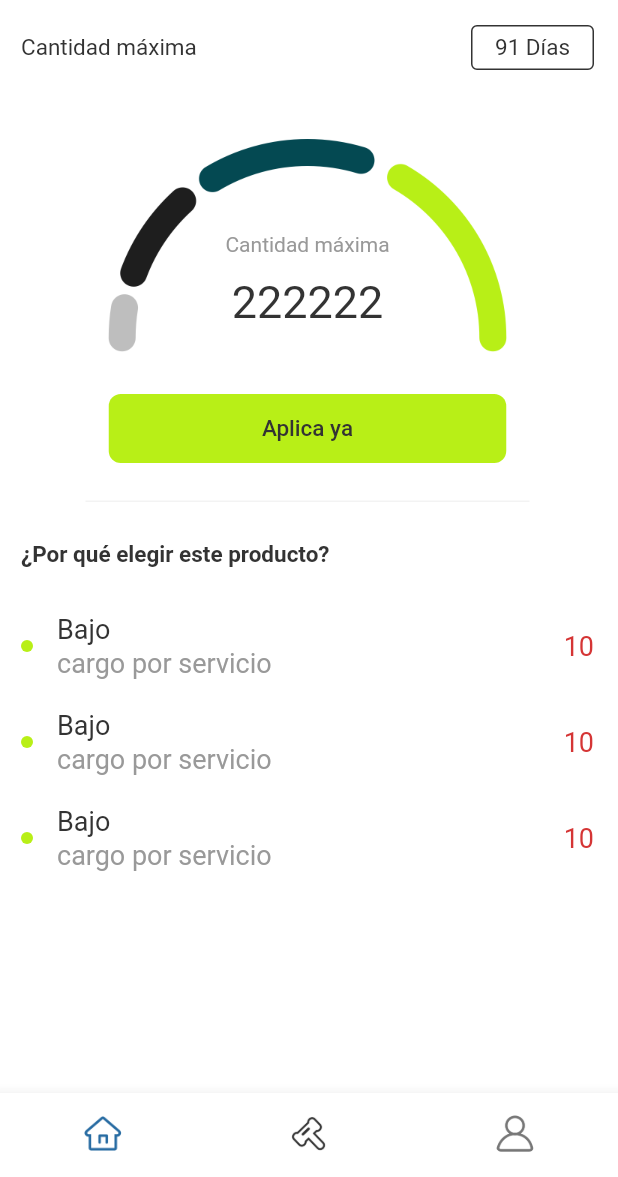
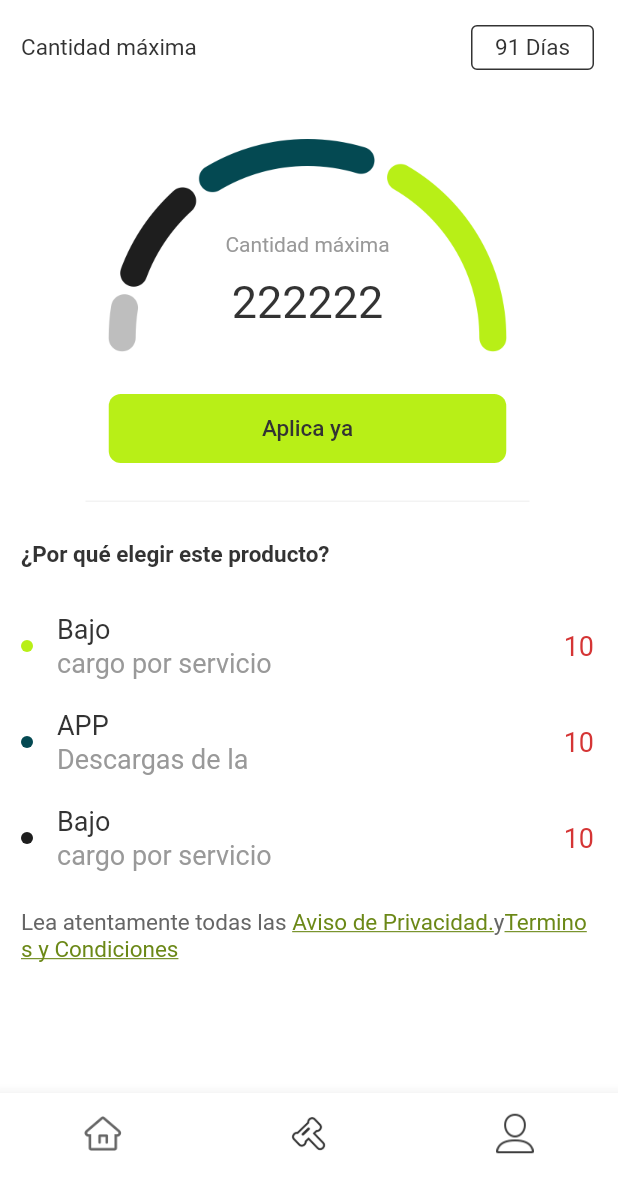
Before and after one commit to duangaixin/rapicredito, a Flutter app: the AppMainPage screen opened by its route, on a phone screen of 412 x 824 dp, the part 59-1236 px from its top. Run offline on Flutter 3.47's test engine with Material 2 defaults, Android fonts, the phone set to English and light mode, and no system bars; drawn by our look-alikes of pull_to_refresh; our stand-ins replace bot_toast, cached_network_image, dio, flutter_swiper_null_safety, get, permission_handler and 2 more; missing offline and left inert: http_proxy; accounts and stored records are empty.

Commit message:
main create

```diff
--- a/lib/page/main/app_main_ctr.dart
+++ b/lib/page/main/app_main_ctr.dart
@@ -34,7 +34,7 @@ class AppMainCtr extends BaseGetCtr{
         icon: Image.asset( Resource.assetsImagesMainOne, width: 25.0),
         activeIcon: Image.asset(
           Resource.assetsImagesMainOne,
-          color: Colour.themeColor,
+          color: Color(0xff666666),
           width: 25.0,
         ),
           label: ''
@@ -43,7 +43,7 @@ class AppMainCtr extends BaseGetCtr{
         icon: Image.asset(Resource.assetsImagesMainTwo, width: 25.0),
         activeIcon: Image.asset(
           Resource.assetsImagesMainTwo,
-          color: Colour.themeColor,
+          color: Color(0xff666666),
           width: 25.0,
         ),
           label: ''
@@ -52,7 +52,7 @@ class AppMainCtr extends BaseGetCtr{
         icon: Image.asset( Resource.assetsImagesMainThree, width: 25.0),
         activeIcon: Image.asset(
           Resource.assetsImagesMainThree,
-          color: Colour.themeColor,
+          color: Color(0xff666666),
           width: 25.0,
         ),
         label: ''
--- a/lib/page/main/home/main_home_ctr.dart
+++ b/lib/page/main/home/main_home_ctr.dart
@@ -22,5 +22,8 @@ class MainHomeCtr extends BaseGetCtr {
 
   void refreshInfo() {
     state.isRefresh = true;
+    Future.delayed(Duration(milliseconds: 2000),(){
+    refreshController.refreshCompleted();
+    });
   }
 }
--- /dev/null
+++ b/lib/page/main/home/widget/home_agreement_view.dart
@@ -0,0 +1,40 @@
+import 'package:flutter/gestures.dart';
+import 'package:flutter/material.dart';
+import 'package:get/get.dart';
+import 'package:rapicredito/page/main/home/index.dart';
+import 'package:rapicredito/utils/string_ext.dart';
+
+
+class HomeAgreeView extends GetView<MainHomeCtr> {
+  const HomeAgreeView({Key? key}) : super(key: key);
+
+  @override
+  Widget build(BuildContext context) {
+    return Container(
+      margin: EdgeInsets.only(top: 25.0, bottom: 30.0),
+      child: RichText(
+          text: TextSpan(
+              text: Strings.autoLineString('Lea atentamente todas las '),
+              style: TextStyle(fontSize: 15.0, color: Color(0xff666666)),
+              children: <TextSpan>[
+            TextSpan(
+                text: Strings.autoLineString('Aviso de Privacidad.'),
+                style: TextStyle(
+                    decoration: TextDecoration.underline,
+                    fontSize: 15.0,
+                    color: Color(0xff6B8817)),
+                recognizer: TapGestureRecognizer()..onTap = () {}),
+            TextSpan(
+                text: Strings.autoLineString('y'),
+                style: TextStyle(fontSize: 15.0, color: Color(0xff666666))),
+            TextSpan(
+                text: Strings.autoLineString('Terminos y Condiciones'),
+                style: TextStyle(
+                    decoration: TextDecoration.underline,
+                    fontSize: 15.0,
+                    color: Color(0xff6B8817)),
+                recognizer: TapGestureRecognizer()..onTap = () {}),
+          ])),
+    );
+  }
+}
--- a/lib/page/main/home/widget/home_default_view.dart
+++ b/lib/page/main/home/widget/home_default_view.dart
@@ -1,6 +1,8 @@
+
 import 'package:flutter/material.dart';
 import 'package:get/get.dart';
 import 'package:rapicredito/page/main/home/index.dart';
+import 'package:rapicredito/page/main/home/widget/home_agreement_view.dart';
 import 'package:rapicredito/style/index.dart';
 import 'package:rapicredito/widget/custom_button.dart';
 import 'package:rapicredito/widget/custom_image_view.dart';
@@ -10,8 +12,7 @@ class HomeDefaultView extends GetView<MainHomeCtr> {
 
   @override
   Widget build(BuildContext context) {
-    return Container(
-      child: Column(
+    return Column(
       crossAxisAlignment: CrossAxisAlignment.start,
       children: [
         Row(
@@ -114,21 +115,22 @@ class HomeDefaultView extends GetView<MainHomeCtr> {
             ],
           ),
         ),
-          bottomItemView,
+        _buildBottomItemView('Bajo', 'cargo por servicio', '10', Color(0xffB8EF17)),
         Padding(
           padding: EdgeInsets.only(top: 20.0),
-            child: bottomItemView,
+          child: _buildBottomItemView('APP', 'Descargas de la', '10', Color(0xff044952)),
         ),
         Padding(
           padding: EdgeInsets.only(top: 20.0),
-            child: bottomItemView,
+          child: _buildBottomItemView('Bajo', 'cargo por servicio', '10', Color(0xff1E1E1E)),
         ),
+
+      HomeAgreeView()
       ],
-      ),
     );
   }
-
-  Widget get bottomItemView => Row(
+ Widget _buildBottomItemView(String title,String subTitle,String number,Color color){
+    return Row(
       mainAxisSize: MainAxisSize.max,
       mainAxisAlignment: MainAxisAlignment.spaceBetween,
       children: [
@@ -141,7 +143,7 @@ class HomeDefaultView extends GetView<MainHomeCtr> {
               width: 8.0,
               decoration: BoxDecoration(
                   borderRadius: BorderRadius.circular(4.0),
-                    color: Color(0xffB8EF17)),
+                  color: color),
             ),
             Padding(
               padding: EdgeInsets.only(left: 16.0),
@@ -150,14 +152,14 @@ class HomeDefaultView extends GetView<MainHomeCtr> {
                 crossAxisAlignment: CrossAxisAlignment.start,
                 children: [
                   Text(
-                      'Bajo ',
+                    title,
                     style:
                     TextStyle(fontSize: 18.0, color: Color(0xff333333)),
                   ),
                   Padding(
                     padding: EdgeInsets.only(top: 2.0),
                     child: Text(
-                        'cargo por servicio',
+                      subTitle,
                       style:
                       TextStyle(fontSize: 18.0, color: Color(0xff999999)),
                     ),
@@ -168,9 +170,12 @@ class HomeDefaultView extends GetView<MainHomeCtr> {
           ],
         ),
         Text(
-            '10',
+          number,
           style: TextStyle(fontSize: 18.0, color: Color(0xffD53535)),
         )
       ],
     );
  }
+
+
+}
--- a/lib/page/notfound/not_found_page.dart
+++ b/lib/page/notfound/not_found_page.dart
@@ -1,5 +1,5 @@
 import 'package:flutter/material.dart';
-import 'package:rapicredito/widget/base_appbar.dart';
+import 'package:rapicredito/widget/custom_appbar.dart';
 import 'package:rapicredito/widget/load_container_view.dart';
 
 
@@ -9,7 +9,7 @@ class NotFoundPage extends StatelessWidget {
   @override
   Widget build(BuildContext context) {
     return Scaffold(
-      appBar: BaseAppBar(
+      appBar: CustomAppBar(
         title: 'notFound',
         leftAction: () {
           Navigator.pop(context);
--- /dev/null
+++ b/lib/utils/string_ext.dart
@@ -0,0 +1,26 @@
+
+
+import 'package:flutter/material.dart';
+import 'package:rapicredito/utils/object_util.dart';
+
+extension StringSpaceRemove on String {
+  String strRvSpace() {
+    return replaceAll(RegExp(r'\s+\b|\b\s'), '');
+  }
+}
+
+extension _FixAutoLines on String {
+  String fixAutoLines() {
+    return Characters(this).join('\u{200B}');
+  }
+}
+
+class Strings {
+  ///防止文字自动换行
+  static String autoLineString(String str){
+    if(!ObjectUtil.isEmptyString(str)){
+      return str.fixAutoLines();
+    }
+    return '';
+  }
+}
--- a/lib/webview/webview_page.dart
+++ b/lib/webview/webview_page.dart
@@ -2,8 +2,8 @@ import 'dart:async';
 import 'package:flutter/material.dart';
 import 'package:rapicredito/local/app_constants.dart';
 import 'package:rapicredito/utils/object_util.dart';
-import 'package:rapicredito/widget/base_appbar.dart';
 import 'package:get/get.dart';
+import 'package:rapicredito/widget/custom_appbar.dart';
 import 'package:webview_flutter/webview_flutter.dart';
 
 
@@ -64,7 +64,7 @@ class WebViewPageState extends State<WebViewPage> {
         return Future.value(true);
       },
       child: Scaffold(
-        appBar:BaseAppBar(
+        appBar:CustomAppBar(
           title: title,
         ),
         body: Stack(
--- a/lib/widget/pull_to_refresh_view.dart
+++ b/lib/widget/pull_to_refresh_view.dart
@@ -26,6 +26,7 @@ class PullToRefreshView extends StatelessWidget {
   @override
   Widget build(BuildContext context) {
     return SmartRefresher(
+      physics: BouncingScrollPhysics(),
       controller: _refreshController,
       enablePullDown: enablePullDown ?? true,
       enablePullUp: enablePullUp ?? true,
@@ -33,6 +34,7 @@ class PullToRefreshView extends StatelessWidget {
       onLoading: onLoadMore,
       header: header ?? getCustomHeader(),
       footer: footer ?? getCustomFooter(),
+
       child: child,
     );
   }
@@ -86,6 +88,7 @@ class PullToRefreshView extends StatelessWidget {
   }
 
   Widget getCustomHeader() {
+
   return MaterialClassicHeader();
     return CustomHeader(
       builder: (BuildContext context, RefreshStatus? mode) {
```
Also changed, not shown: lib/page/main/home/main_home_view.dart (+2 -8 lines), lib/widget/custom_appbar.dart (renamed from lib/widget/base_appbar.dart, +4 -4 lines), lib/widget/custom_color_button.dart (added, +72 -0 lines), assets/image/main/home_tab_my.png. Lines whose indentation alone changed are shown as unchanged.
